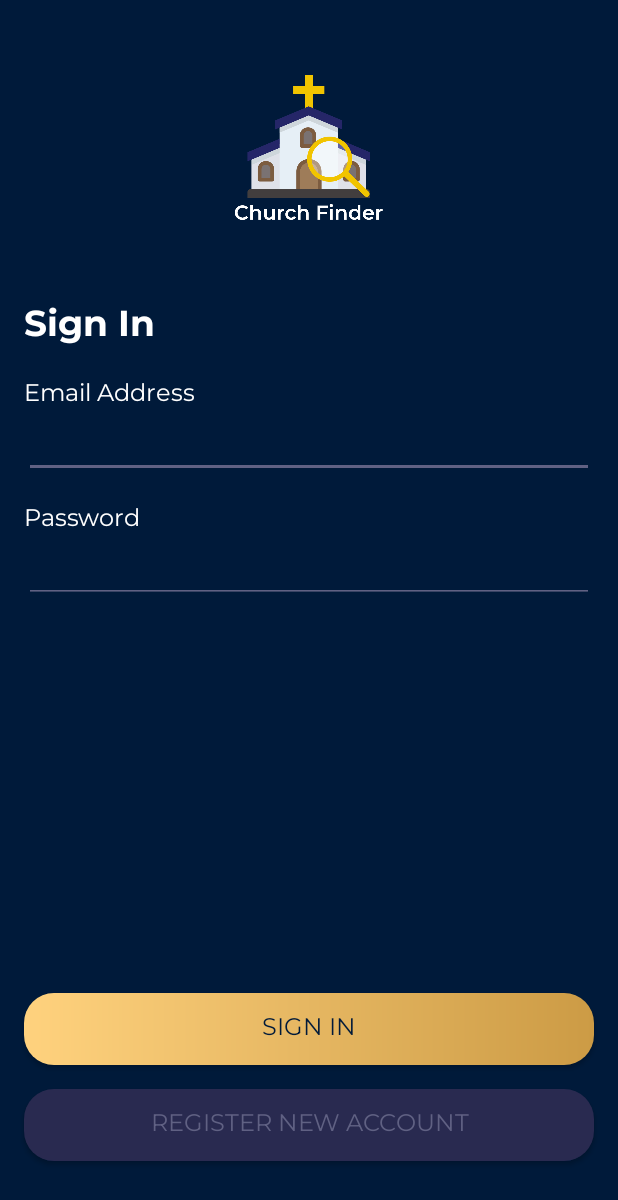
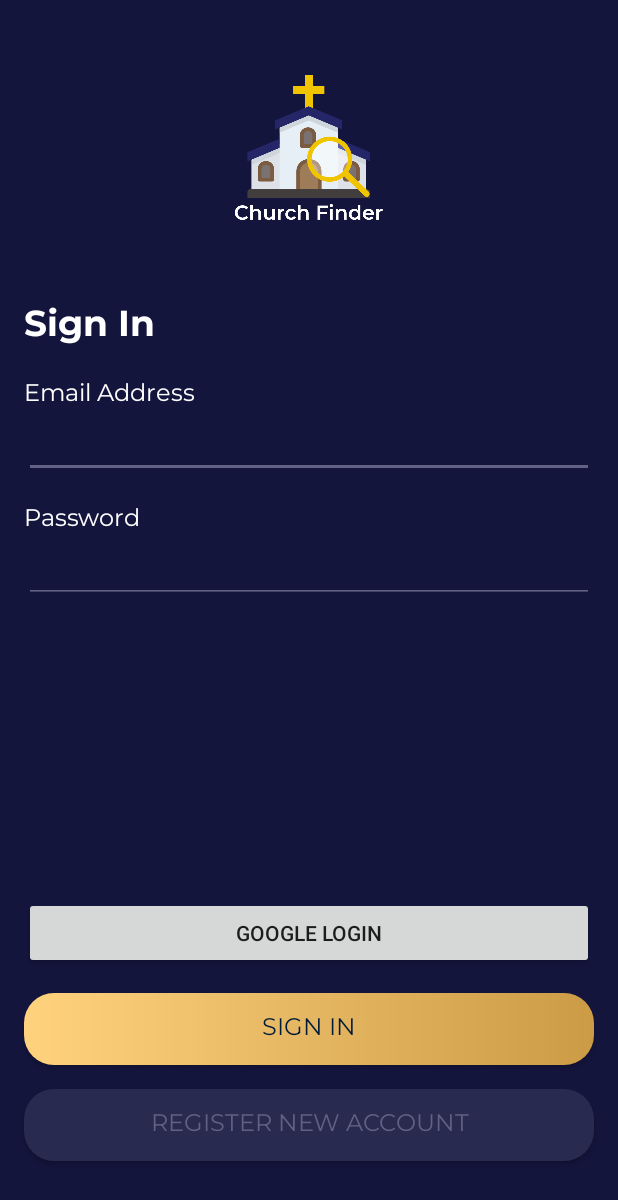
Before and after one commit to alvinadhitama/ChurchFinderApp, an Android app: the SignInActivity screen opened directly, with no data from a screen before it, on a phone screen of 412 x 824 dp. Shown: the top 1200 px of the screen. Run offline under Robolectric (Android 15) with nearby library versions, the phone set to English and light mode, and no system bars; our stand-ins replace Firebase (no records; nobody signed in at launch, a user with empty details on screens opened directly).

```diff
--- a/app/build.gradle
+++ b/app/build.gradle
@@ -37,6 +37,7 @@ dependencies {
     implementation 'com.google.firebase:firebase-firestore:21.4.0'
     implementation 'com.google.firebase:firebase-storage:19.1.1'
     implementation 'com.google.firebase:firebase-auth:19.2.0'
+    implementation 'com.google.android.gms:play-services-auth:17.0.0'
 
     implementation 'com.google.firebase:firebase-database:19.2.1'
     implementation 'androidx.legacy:legacy-support-v4:1.0.0'
--- a/app/src/main/res/layout/activity_ob1.xml
+++ b/app/src/main/res/layout/activity_ob1.xml
@@ -4,7 +4,7 @@
     xmlns:tools="http://schemas.android.com/tools"
     android:layout_width="match_parent"
     android:layout_height="match_parent"
-    android:background="@color/colorBlueTix"
+    android:background="@color/colorBlue"
     tools:context=".onboarding.OB1Activity">
 
     <ImageView
--- a/app/src/main/res/layout/activity_ob2.xml
+++ b/app/src/main/res/layout/activity_ob2.xml
@@ -4,7 +4,7 @@
     xmlns:tools="http://schemas.android.com/tools"
     android:layout_width="match_parent"
     android:layout_height="match_parent"
-    android:background="@color/colorBlueTix"
+    android:background="@color/colorBlue"
     tools:context=".onboarding.OB2Activity">
 
     <ImageView
--- a/app/src/main/res/layout/activity_ob3.xml
+++ b/app/src/main/res/layout/activity_ob3.xml
@@ -4,7 +4,7 @@
     xmlns:tools="http://schemas.android.com/tools"
     android:layout_width="match_parent"
     android:layout_height="match_parent"
-    android:background="@color/colorBlueTix"
+    android:background="@color/colorBlue"
     tools:context=".onboarding.OB3Activity">
 
     <ImageView
--- a/app/src/main/res/layout/activity_sign_in.xml
+++ b/app/src/main/res/layout/activity_sign_in.xml
@@ -4,7 +4,7 @@
     xmlns:tools="http://schemas.android.com/tools"
     android:layout_width="match_parent"
     android:layout_height="match_parent"
-    android:background="@color/colorBlueTix"
+    android:background="@color/colorBlue"
     tools:context=".SignInActivity">
 
     <ImageView
@@ -129,4 +129,16 @@
         app:layout_constraintBottom_toTopOf="@+id/btn_register"
         app:layout_constraintEnd_toEndOf="parent"
         app:layout_constraintStart_toStartOf="parent" />
+
+    <Button
+        android:id="@+id/btn_login_google"
+        android:layout_width="0dp"
+        android:layout_height="wrap_content"
+        android:layout_marginStart="16dp"
+        android:layout_marginEnd="16dp"
+        android:layout_marginBottom="16dp"
+        android:text="Google Login"
+        app:layout_constraintBottom_toTopOf="@+id/btn_login"
+        app:layout_constraintEnd_toEndOf="parent"
+        app:layout_constraintStart_toStartOf="parent" />
 </androidx.constraintlayout.widget.ConstraintLayout>
--- a/app/src/main/res/layout/activity_splash_screen.xml
+++ b/app/src/main/res/layout/activity_splash_screen.xml
@@ -4,7 +4,7 @@
     xmlns:tools="http://schemas.android.com/tools"
     android:layout_width="match_parent"
     android:layout_height="match_parent"
-    android:background="@color/colorBlueTix"
+    android:background="@color/colorBlue"
     tools:context=".SplashScreenActivity">
 
     <ImageView
```
Also changed, not shown: app/src/main/java/com/alvin/churchfinderapp/SignInActivity.kt (+78 -2 lines), app/src/main/res/layout/fragment_dashboard.xml (+18 -1 lines).
